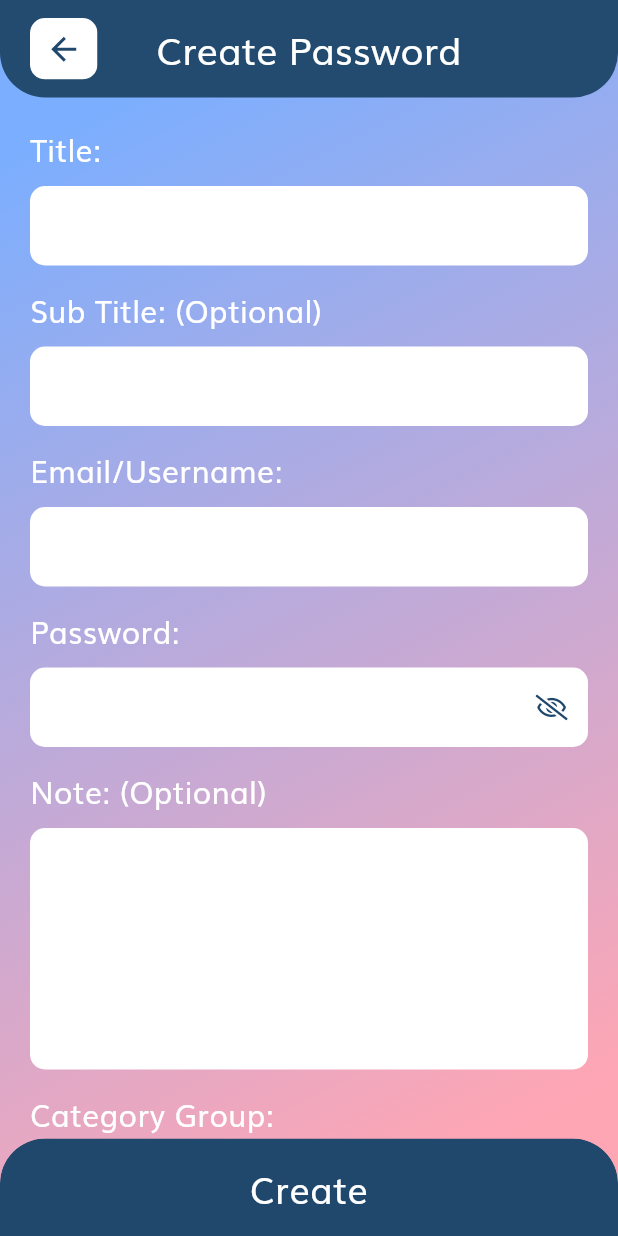
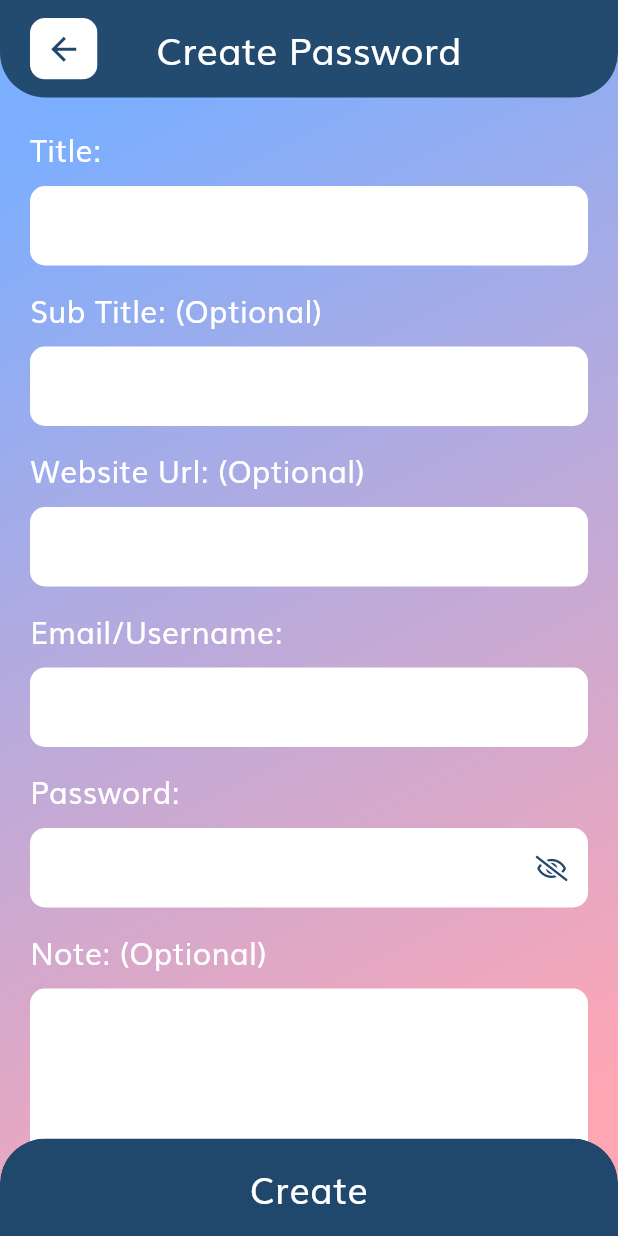
Before and after one commit to SHRIKUNJ1010/PassMana, a Flutter app: the CreateUpdatePasswordScreen screen opened by its route, on a phone screen of 412 x 824 dp. Run offline on Flutter 3.47's test engine with Material 3 defaults, Android fonts, the phone set to English and light mode, and no system bars; our stand-ins replace flutter_redux, fluttericon, go_router, objectbox, redux; generated files the repository leaves out were written again.

Commit message:
- website url field added for password with all respective changes handled  - website url launch option with external application mode option from url_launcher package

```diff
--- a/languages/en.json
+++ b/languages/en.json
@@ -49,6 +49,7 @@
   "9": "9",
   "title": "Title",
   "subtitle": "Sub Title",
+  "website_url": "Website Url",
   "username": "Username",
   "optional": "Optional",
   "field_can't_be_empty": "Field Can't be Empty",
--- a/languages/gu.json
+++ b/languages/gu.json
@@ -49,6 +49,7 @@
   "9": "૯",
   "title": "શીર્ષક",
   "subtitle": "ઉપશીર્ષક",
+  "website_url": "વેબસાઇટ યુઆરએલ",
   "username": "યુઝરનેમ",
   "optional": "વૈકલ્પિક",
   "field_can't_be_empty": "ફીલ્ડ ખાલી ન હોઈ શકે",
--- a/languages/hi.json
+++ b/languages/hi.json
@@ -49,6 +49,7 @@
   "9": "९",
   "title": "शीर्षक",
   "subtitle": "उपशीर्षक",
+  "website_url": "वेबसाइट यूआरएल",
   "username": "युज़रनेम",
   "optional": "वैकल्पिक",
   "field_can't_be_empty": "फ़ील्ड ख़ाली नहीं हो सकती",
--- a/lib/data_object_box/password_box.dart
+++ b/lib/data_object_box/password_box.dart
@@ -16,6 +16,7 @@ class PasswordBox {
   addPassword({
     String title = '',
     String subTitle = '',
+    String websiteUrl = '',
     String userName = '',
     String password = '',
     String note = '',
@@ -24,6 +25,7 @@ class PasswordBox {
     final tempPassword = Password(
       title: title,
       subTitle: subTitle,
+      websiteUrl: websiteUrl,
       userName: userName,
       password: password,
       note: note,
--- a/lib/domain_redux/password/password_actions.dart
+++ b/lib/domain_redux/password/password_actions.dart
@@ -10,6 +10,7 @@ class GetAllPasswords {}
 class CreatePassword {
   final String title;
   final String subTitle;
+  final String websiteUrl;
   final String userName;
   final String password;
   final String note;
@@ -18,6 +19,7 @@ class CreatePassword {
   CreatePassword({
     required this.title,
     required this.subTitle,
+    required this.websiteUrl,
     required this.userName,
     required this.password,
     required this.note,
--- a/lib/domain_redux/password/password_middleware.dart
+++ b/lib/domain_redux/password/password_middleware.dart
@@ -27,6 +27,7 @@ void Function(Store<AppState> store, CreatePassword action, NextDispatcher next)
     objectBox.passwordBox.addPassword(
       title: action.title,
       subTitle: action.subTitle,
+      websiteUrl: action.websiteUrl,
       userName: action.userName,
       password: action.password,
       note: action.note,
--- a/lib/model/password_model.dart
+++ b/lib/model/password_model.dart
@@ -9,21 +9,28 @@ import 'package:passmana/model/group_model.dart';
 class Password {
   @Id()
   int id;
+  //
   String title;
   String subTitle;
+  //
+  String websiteUrl;
   String userName;
   String password;
+  //
   String note;
+  //
   @Property(type: PropertyType.date)
   DateTime createdOn;
   @Property(type: PropertyType.date)
   DateTime lastUpdatedOn;
+
   final group = ToOne<Group>();
 
   Password({
     this.id = 0,
     this.title = '',
     this.subTitle = '',
+    this.websiteUrl = '',
     this.userName = '',
     this.password = '',
     this.note = '',
@@ -34,6 +41,7 @@ class Password {
   Password updatePassword({
     String? title,
     String? subTitle,
+    String? websiteUrl,
     String? userName,
     String? password,
     String? note,
@@ -43,6 +51,7 @@ class Password {
       id: id,
       title: title ?? this.title,
       subTitle: subTitle ?? this.subTitle,
+      websiteUrl: websiteUrl ?? this.websiteUrl,
       userName: userName ?? this.userName,
       password: password ?? this.password,
       note: note ?? this.note,
--- a/lib/presentation/common/custom_pin_field.dart
+++ b/lib/presentation/common/custom_pin_field.dart
@@ -57,7 +57,9 @@ class _CustomPinFieldState extends State<CustomPinField> {
           const Spacer(),
           CommonWidgets.getCommonHiddenPinField(controller: _pinController),
           const Spacer(),
-          CommonWidgets.getCommonNumericKeyboard(
+          Padding(
+            padding: const EdgeInsets.symmetric(horizontal: 30),
+            child: CommonWidgets.getCommonNumericKeyboard(
               context: context,
               controller: _pinController,
               disableBottomLeft: widget.disableBottomLeft,
@@ -71,6 +73,7 @@ class _CustomPinFieldState extends State<CustomPinField> {
                 widget.onBottomRightButtonTap.call(_pinController);
               },
             ),
+          ),
         ],
       ),
     );
--- a/lib/presentation/password/create_update_password/create_update_password_screen.dart
+++ b/lib/presentation/password/create_update_password/create_update_password_screen.dart
@@ -36,6 +36,7 @@ class _CreateUpdatePasswordScreenState extends State<CreateUpdatePasswordScreen>
   final _formKey = GlobalKey<FormState>();
   final TextEditingController titleController = TextEditingController();
   final TextEditingController subTitleController = TextEditingController();
+  final TextEditingController websiteUrlController = TextEditingController();
   final TextEditingController userNameController = TextEditingController();
   final TextEditingController passwordController = TextEditingController();
   final TextEditingController noteController = TextEditingController();
@@ -46,6 +47,7 @@ class _CreateUpdatePasswordScreenState extends State<CreateUpdatePasswordScreen>
   void dispose() {
     titleController.dispose();
     subTitleController.dispose();
+    websiteUrlController.dispose();
     userNameController.dispose();
     passwordController.dispose();
     noteController.dispose();
@@ -62,6 +64,7 @@ class _CreateUpdatePasswordScreenState extends State<CreateUpdatePasswordScreen>
         if (widget.id != null) {
           titleController.text = getPasswordById(store.state, widget.id)?.title ?? "";
           subTitleController.text = getPasswordById(store.state, widget.id)?.subTitle ?? "";
+          websiteUrlController.text = getPasswordById(store.state, widget.id)?.websiteUrl ?? "";
           userNameController.text = getPasswordById(store.state, widget.id)?.userName ?? "";
           passwordController.text = getPasswordById(store.state, widget.id)?.password ?? "";
           noteController.text = getPasswordById(store.state, widget.id)?.note ?? "";
@@ -89,6 +92,7 @@ class _CreateUpdatePasswordScreenState extends State<CreateUpdatePasswordScreen>
                           children: [
                             getTitleField(context, titleController),
                             getSubTitleField(context, subTitleController),
+                            getWebsiteUrlField(context, websiteUrlController),
                             getUserNameField(context, userNameController),
                             getPasswordField(context, passwordController),
                             getNoteField(context, noteController),
@@ -123,7 +127,7 @@ class _CreateUpdatePasswordScreenState extends State<CreateUpdatePasswordScreen>
             Padding(
               padding: const EdgeInsets.fromLTRB(20, 5, 0, 10),
               child: Text(
-                "${getTranslated('category_group',context)}:",
+                "${getTranslated('category_group', context)}:",
                 style: TextStyles.getTitleWhiteText(20),
               ),
             ),
@@ -163,7 +167,7 @@ class _CreateUpdatePasswordScreenState extends State<CreateUpdatePasswordScreen>
               },
               menuProps: MenuProps(
                 borderRadius: BorderRadius.circular(10),
-                barrierLabel: getTranslated("groups",context),
+                barrierLabel: getTranslated("groups", context),
               ),
             ),
             onChanged: (item) {
@@ -264,6 +268,7 @@ class _CreateUpdatePasswordScreenState extends State<CreateUpdatePasswordScreen>
                 vm.updatePassword.call(
                   title: titleController.text,
                   subTitle: subTitleController.text,
+                  websiteUrl: websiteUrlController.text,
                   userName: userNameController.text,
                   password: passwordController.text,
                   note: noteController.text,
@@ -273,6 +278,7 @@ class _CreateUpdatePasswordScreenState extends State<CreateUpdatePasswordScreen>
                 vm.createPassword.call(
                   title: titleController.text,
                   subTitle: subTitleController.text,
+                  websiteUrl: websiteUrlController.text,
                   userName: userNameController.text,
                   password: passwordController.text,
                   note: noteController.text,
@@ -286,7 +292,7 @@ class _CreateUpdatePasswordScreenState extends State<CreateUpdatePasswordScreen>
             color: Colors.transparent,
             alignment: Alignment.center,
             child: Text(
-              vm.password != null ? getTranslated('update',context) : getTranslated('create',context),
+              vm.password != null ? getTranslated('update', context) : getTranslated('create', context),
               style: TextStyles.getTitleWhiteText(24),
             ),
           ),
@@ -304,7 +310,7 @@ class _CreateUpdatePasswordScreenState extends State<CreateUpdatePasswordScreen>
             Padding(
               padding: const EdgeInsets.fromLTRB(20, 5, 0, 10),
               child: Text(
-                "${getTranslated('note',context)}: (${getTranslated('optional',context)})",
+                "${getTranslated('note', context)}: (${getTranslated('optional', context)})",
                 style: TextStyles.getTitleWhiteText(20),
               ),
             ),
@@ -347,7 +353,7 @@ class _CreateUpdatePasswordScreenState extends State<CreateUpdatePasswordScreen>
             Padding(
               padding: const EdgeInsets.fromLTRB(20, 5, 0, 10),
               child: Text(
-                "${getTranslated('password',context)}:",
+                "${getTranslated('password', context)}:",
                 style: TextStyles.getTitleWhiteText(20),
               ),
             ),
@@ -359,7 +365,7 @@ class _CreateUpdatePasswordScreenState extends State<CreateUpdatePasswordScreen>
             controller: controller,
             validator: (text) {
               if (text == null || text.isEmpty) {
-                return getTranslated("field_can't_be_empty",context);
+                return getTranslated("field_can't_be_empty", context);
               }
               return null;
             },
@@ -427,7 +433,7 @@ class _CreateUpdatePasswordScreenState extends State<CreateUpdatePasswordScreen>
             Padding(
               padding: const EdgeInsets.fromLTRB(20, 5, 0, 10),
               child: Text(
-                "${getTranslated('email_or_username',context)}:",
+                "${getTranslated('email_or_username', context)}:",
                 style: TextStyles.getTitleWhiteText(20),
               ),
             ),
@@ -439,7 +445,7 @@ class _CreateUpdatePasswordScreenState extends State<CreateUpdatePasswordScreen>
             controller: controller,
             validator: (text) {
               if (text == null || text.isEmpty) {
-                return getTranslated("field_can't_be_empty",context);
+                return getTranslated("field_can't_be_empty", context);
               }
               return null;
             },
@@ -473,7 +479,48 @@ class _CreateUpdatePasswordScreenState extends State<CreateUpdatePasswordScreen>
             Padding(
               padding: const EdgeInsets.fromLTRB(20, 5, 0, 10),
               child: Text(
-                "${getTranslated('subtitle',context)}: (${getTranslated('optional',context)})",
+                "${getTranslated('subtitle', context)}: (${getTranslated('optional', context)})",
+                style: TextStyles.getTitleWhiteText(20),
+              ),
+            ),
+          ],
+        ),
+        Padding(
+          padding: const EdgeInsets.fromLTRB(20, 0, 20, 10),
+          child: TextFormField(
+            controller: controller,
+            validator: (text) => null,
+            style: TextStyles.getTitleBlueText(18),
+            decoration: InputDecoration(
+              fillColor: AppColors.mWhite,
+              filled: true,
+              contentPadding: const EdgeInsets.fromLTRB(15, 13, 15, 13),
+              errorStyle: TextStyles.getTitleOrangeText(20),
+              border: OutlineInputBorder(
+                borderSide: BorderSide.none,
+                borderRadius: BorderRadius.circular(10),
+              ),
+            ),
+            textInputAction: TextInputAction.next,
+            onTapOutside: (pointerDown) {
+              FocusScope.of(context).unfocus();
+            },
+          ),
+        ),
+      ],
+    );
+  }
+
+  Column getWebsiteUrlField(BuildContext context, TextEditingController controller) {
+    return Column(
+      mainAxisSize: MainAxisSize.min,
+      children: [
+        Row(
+          children: [
+            Padding(
+              padding: const EdgeInsets.fromLTRB(20, 5, 0, 10),
+              child: Text(
+                "${getTranslated('website_url', context)}: (${getTranslated('optional', context)})",
                 style: TextStyles.getTitleWhiteText(20),
               ),
             ),
@@ -514,7 +561,7 @@ class _CreateUpdatePasswordScreenState extends State<CreateUpdatePasswordScreen>
             Padding(
               padding: const EdgeInsets.fromLTRB(20, 20, 0, 10),
               child: Text(
-                "${getTranslated('title',context)}:",
+                "${getTranslated('title', context)}:",
                 style: TextStyles.getTitleWhiteText(20),
               ),
             ),
@@ -526,7 +573,7 @@ class _CreateUpdatePasswordScreenState extends State<CreateUpdatePasswordScreen>
             controller: controller,
             validator: (text) {
               if (text == null || text.isEmpty) {
-                return getTranslated("field_can't_be_empty",context);
+                return getTranslated("field_can't_be_empty", context);
               }
               return null;
             },
@@ -584,7 +631,7 @@ class _CreateUpdatePasswordScreenState extends State<CreateUpdatePasswordScreen>
           ),
         ),
         Text(
-          vm.password != null ? getTranslated("update_password",context) : getTranslated("create_password",context),
+          vm.password != null ? getTranslated("update_password", context) : getTranslated("create_password", context),
           style: TextStyles.getTitleWhiteText(25),
         ),
         vm.password != null
--- a/lib/presentation/password/create_update_password/create_update_password_view_model.dart
+++ b/lib/presentation/password/create_update_password/create_update_password_view_model.dart
@@ -19,6 +19,7 @@ class CreateUpdatePasswordViewModel {
   final Function({
     required String title,
     required String subTitle,
+    required String websiteUrl,
     required String userName,
     required String password,
     required String note,
@@ -27,6 +28,7 @@ class CreateUpdatePasswordViewModel {
   final Function({
     required String title,
     required String subTitle,
+    required String websiteUrl,
     required String userName,
     required String password,
     required String note,
@@ -51,19 +53,29 @@ class CreateUpdatePasswordViewModel {
       createPassword: ({
         required String title,
         required String subTitle,
+        required String websiteUrl,
         required String userName,
         required String password,
         required String note,
         Group? targetGroup,
       }) {
         store.dispatch(
-          CreatePassword(title: title, subTitle: subTitle, userName: userName, password: password, note: note, targetGroup: targetGroup),
+          CreatePassword(
+            title: title,
+            subTitle: subTitle,
+            websiteUrl: websiteUrl,
+            userName: userName,
+            password: password,
+            note: note,
+            targetGroup: targetGroup,
+          ),
         );
         router.pop();
       },
       updatePassword: ({
         required String title,
         required String subTitle,
+        required String websiteUrl,
         required String userName,
         required String password,
         required String note,
@@ -75,6 +87,7 @@ class CreateUpdatePasswordViewModel {
             )?.updatePassword(
               title: title,
               subTitle: subTitle,
+              websiteUrl: websiteUrl,
               userName: userName,
               password: password,
               note: note,
--- a/lib/presentation/password/password_details/password_details_view_model.dart
+++ b/lib/presentation/password/password_details/password_details_view_model.dart
@@ -14,6 +14,7 @@ class PasswordDetailsViewModel {
   final Password password;
   final Function onBackPress;
   final Function onEditTap;
+  final Function(String) onWebsiteUrlTap;
   final Function(String) onUsernameCopyTap;
   final Function(String) onPasswordCopyTap;
 
@@ -21,6 +22,7 @@ class PasswordDetailsViewModel {
     required this.password,
     required this.onBackPress,
     required this.onEditTap,
+    required this.onWebsiteUrlTap,
     required this.onPasswordCopyTap,
     required this.onUsernameCopyTap,
   });
@@ -44,6 +46,9 @@ class PasswordDetailsViewModel {
       onUsernameCopyTap: (val) async {
         await Utility.copyToClipboard(val);
       },
+      onWebsiteUrlTap: (val) async{
+        await Utility.launchUrlInExternalApplication(val);
+      }
     );
   }
 }
--- a/lib/utility/utility.dart
+++ b/lib/utility/utility.dart
@@ -10,6 +10,7 @@ import 'package:passmana/presentation/common/common_confirmation_dialog.dart';
 import 'package:passmana/router/router.dart';
 import 'package:passmana/utility/color.dart';
 import 'package:passmana/utility/constants.dart';
+import 'package:url_launcher/url_launcher.dart';
 
 class Utility {
   //printing log when app is in debug mode
@@ -22,6 +23,16 @@ class Utility {
   //function to copy string data to clip board
   static Future<void> copyToClipboard(String data) async {
     await Clipboard.setData(ClipboardData(text: data));
+  }
+
+  //launch given url to external application
+  static Future<void> launchUrlInExternalApplication(String url) async {
+    Uri tempUri = Uri.parse(url);
+    try {
+      await launchUrl(tempUri, mode: LaunchMode.externalApplication);
+    } catch (e) {
+      Utility.printLog("Error While Launching Url: $url ::::: ${e.toString()}");
+    }
   }
 
   static BoxDecoration getCommonBackgroundDecoration() {
--- a/pubspec.yaml
+++ b/pubspec.yaml
@@ -20,6 +20,7 @@ dependencies:
   objectbox: ^2.2.1
   objectbox_flutter_libs: ^2.2.1
   path_provider: ^2.1.0
+  url_launcher: ^6.2.3
   path: ^1.8.3
   go_router: ^10.1.0
   cupertino_icons: ^1.0.2
```
Also changed, not shown: lib/objectbox-model.json (+6 -1 lines), lib/presentation/password/password_details/password_details_screen.dart (+64 -4 lines), lib/objectbox.g.dart, pubspec.lock, 5 other files. Lines whose indentation alone changed are shown as unchanged.
